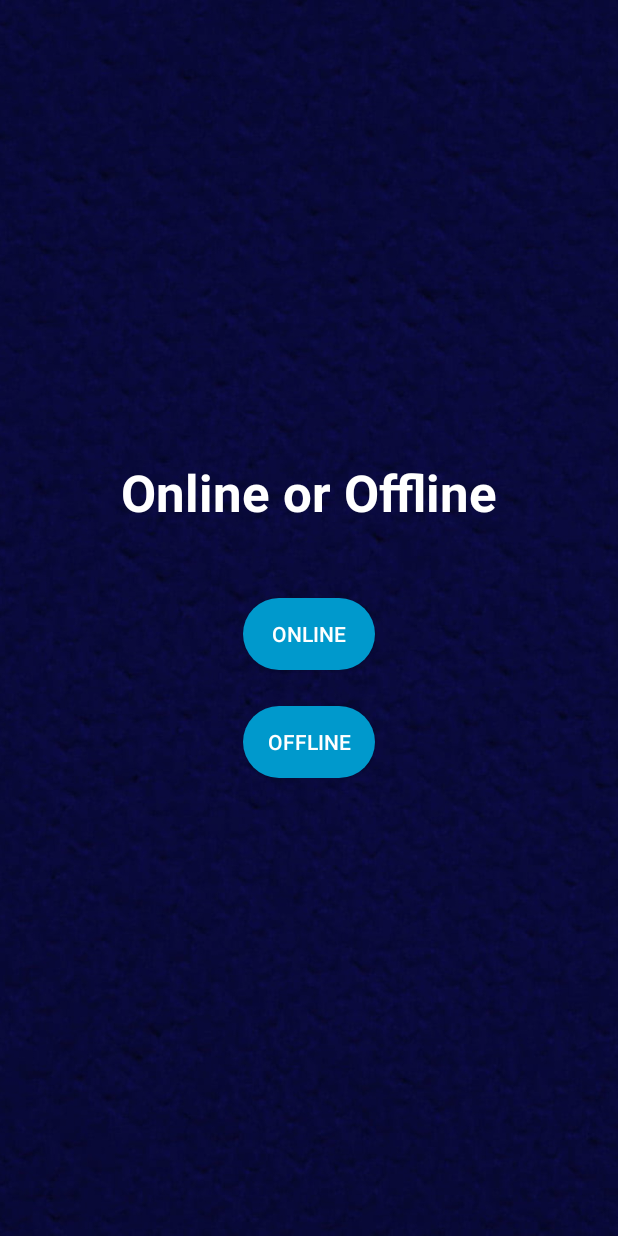
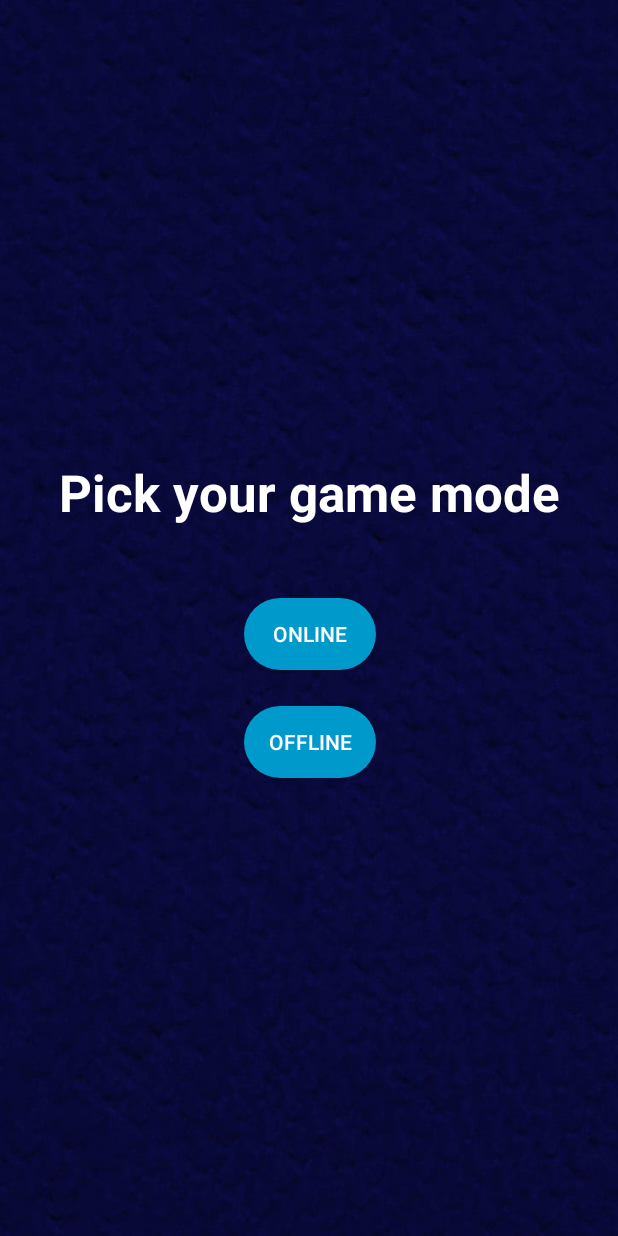
Before and after one commit to quynhpn2610/CS-300_TicTacToeApp, an Android app: the screen it shows after launch (HomeScreenActivity), on a phone screen of 412 x 824 dp. Run offline under Robolectric (Android 15) with nearby library versions, the phone set to English and light mode, and no system bars.

Commit message:
activity_home_screen xml fixed

```diff
--- a/app/src/main/res/layout/activity_home_screen.xml
+++ b/app/src/main/res/layout/activity_home_screen.xml
@@ -24,7 +24,7 @@
         android:id="@+id/textView"
         android:layout_width="wrap_content"
         android:layout_height="wrap_content"
-        android:text="@string/online_or_offline"
+        android:text="@string/pick_your_game_mode"
         android:textSize="34sp"
         app:layout_constraintEnd_toEndOf="parent"
         app:layout_constraintHorizontal_bias="0.5"
--- a/app/src/main/res/layout/offline_activity_main.xml
+++ b/app/src/main/res/layout/offline_activity_main.xml
@@ -8,6 +8,7 @@
     tools:context=".MainActivity">
 
     <LinearLayout
+
         android:layout_width="match_parent"
         android:layout_height="wrap_content"
         android:gravity="center"
@@ -48,7 +49,7 @@
             android:layout_width="120dp"
             android:layout_height="wrap_content"
             android:layout_marginStart="30dp"
-            android:background="@drawable/round_back_blue_border"
+            android:background="@drawable/round_back_dark_blue"
             android:gravity="center"
             android:orientation="vertical"
             >
--- a/app/src/main/res/values/strings.xml
+++ b/app/src/main/res/values/strings.xml
@@ -1,10 +1,10 @@
 <resources>
     <string name="app_name">Tic-Tac-Toe</string>
-    <string name="online_or_offline">Online or Offline</string>
     <string name="online">Online</string>
     <string name="offline">Offline</string>
     <string name="enter_player_name">Enter Player Name</string>
     <string name="player_one">Player One</string>
     <string name="player_two">Player Two</string>
     <string name="start_game">Start Game</string>
+    <string name="pick_your_game_mode">Pick your game mode</string>
 </resources>
```
